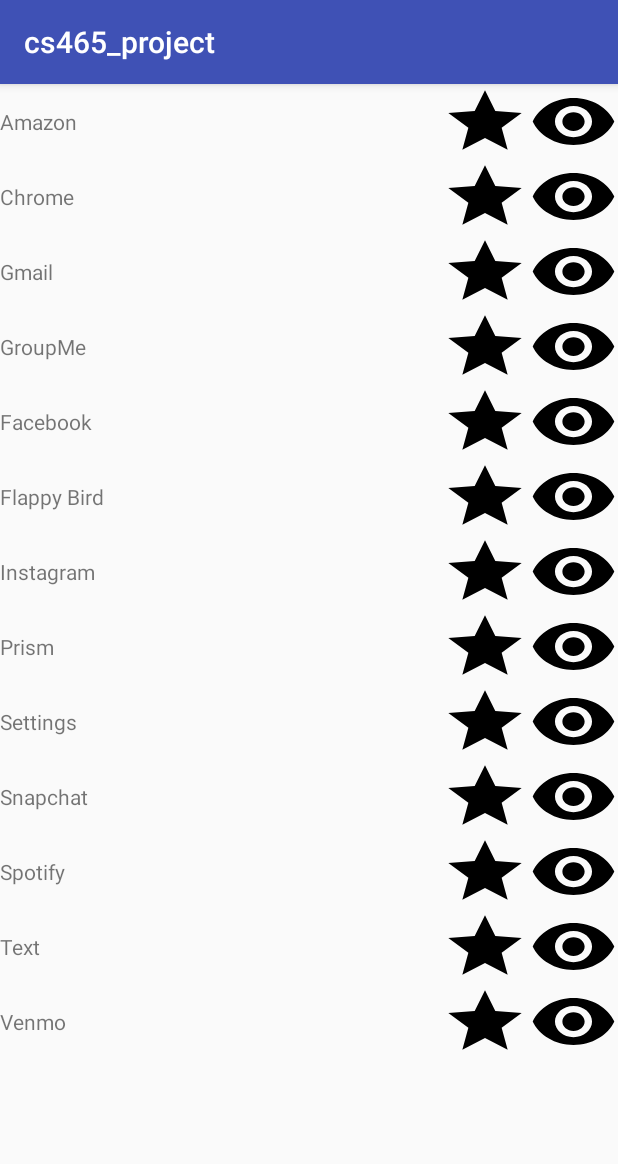
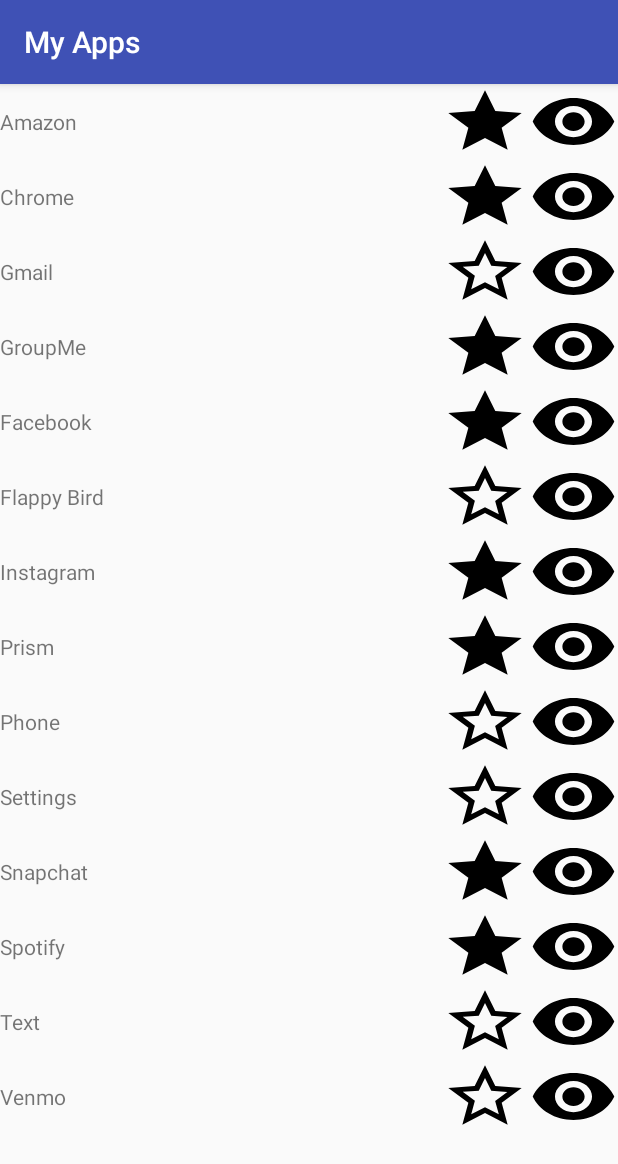
Before and after one commit to zmz0305/cs465_project, an Android app: the AppScreen screen opened directly, with no data from a screen before it, on a phone screen of 412 x 824 dp. Shown: the top 1164 px of the screen. Run offline under Robolectric (Android 15) with nearby library versions, the phone set to English and light mode, and no system bars.

```diff
--- a/app/src/main/AndroidManifest.xml
+++ b/app/src/main/AndroidManifest.xml
@@ -21,7 +21,8 @@
         <activity
             android:name=".DataOutputActivity"
             android:label="@string/data_output_name" />
-        <activity android:name=".AppScreen" />
+        <activity android:name=".AppScreen"
+            android:label="My Apps"/>
         <activity
             android:name=".Goal2Activity"
             android:label="Create New Goal" />
--- a/app/src/main/res/layout/activity_app_screen.xml
+++ b/app/src/main/res/layout/activity_app_screen.xml
@@ -89,8 +89,8 @@
                     android:layout_width="0dp"
                     android:layout_height="match_parent"
                     android:layout_weight="1"
-                    android:background="@drawable/ic_star_black_48dp"
-                    android:id="@+id/favorite"
+                    android:background="@drawable/ic_star_border_black_48dp"
+                    android:id="@+id/unfavorite"
                     android:onClick="favToggle" />
 
                 <Button
@@ -173,8 +173,8 @@
                     android:layout_width="0dp"
                     android:layout_height="match_parent"
                     android:layout_weight="1"
-                    android:background="@drawable/ic_star_black_48dp"
-                    android:id="@+id/favorite"
+                    android:background="@drawable/ic_star_border_black_48dp"
+                    android:id="@+id/unfavorite"
                     android:onClick="favToggle" />
 
                 <Button
@@ -250,6 +250,34 @@
                     android:layout_width="0dp"
                     android:layout_height="match_parent"
                     android:layout_weight="5"
+                    android:text="Phone"
+                    android:gravity="center_vertical"/>
+
+                <Button
+                    android:layout_width="0dp"
+                    android:layout_height="match_parent"
+                    android:layout_weight="1"
+                    android:background="@drawable/ic_star_border_black_48dp"
+                    android:id="@+id/unfavorite"
+                    android:onClick="favToggle" />
+
+                <Button
+                    android:layout_width="0dp"
+                    android:layout_height="match_parent"
+                    android:layout_weight="1"
+                    android:id="@+id/visible"
+                    android:background="@drawable/ic_visibility_black_48dp"
+                    android:onClick="visToggle"/>
+            </LinearLayout>
+            <LinearLayout
+                android:layout_width="match_parent"
+                android:layout_height="50dp"
+                android:orientation="horizontal">
+
+                <TextView
+                    android:layout_width="0dp"
+                    android:layout_height="match_parent"
+                    android:layout_weight="5"
                     android:text="Settings"
                     android:gravity="center_vertical"/>
 
@@ -257,8 +285,8 @@
                     android:layout_width="0dp"
                     android:layout_height="match_parent"
                     android:layout_weight="1"
-                    android:background="@drawable/ic_star_black_48dp"
-                    android:id="@+id/favorite"
+                    android:background="@drawable/ic_star_border_black_48dp"
+                    android:id="@+id/unfavorite"
                     android:onClick="favToggle" />
 
                 <Button
@@ -341,8 +369,8 @@
                     android:layout_width="0dp"
                     android:layout_height="match_parent"
                     android:layout_weight="1"
-                    android:background="@drawable/ic_star_black_48dp"
-                    android:id="@+id/favorite"
+                    android:background="@drawable/ic_star_border_black_48dp"
+                    android:id="@+id/unfavorite"
                     android:onClick="favToggle" />
 
                 <Button
@@ -369,8 +397,8 @@
                     android:layout_width="0dp"
                     android:layout_height="match_parent"
                     android:layout_weight="1"
-                    android:background="@drawable/ic_star_black_48dp"
-                    android:id="@+id/favorite"
+                    android:background="@drawable/ic_star_border_black_48dp"
+                    android:id="@+id/unfavorite"
                     android:onClick="favToggle" />
 
                 <Button
```
